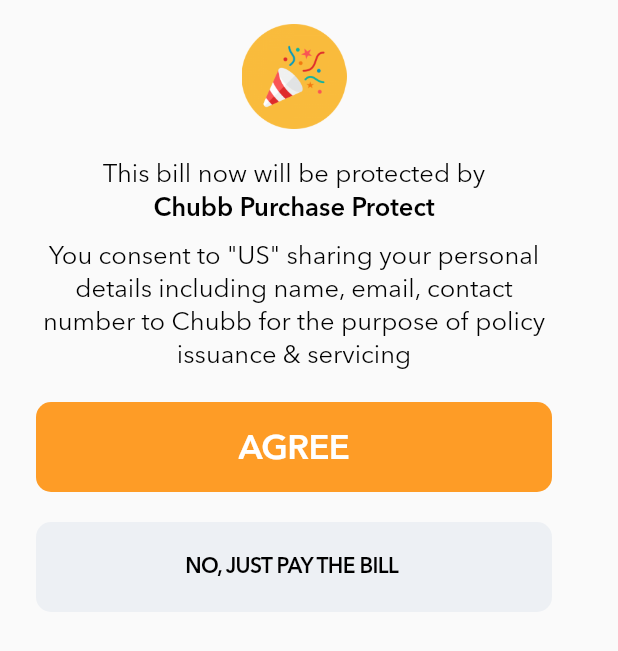
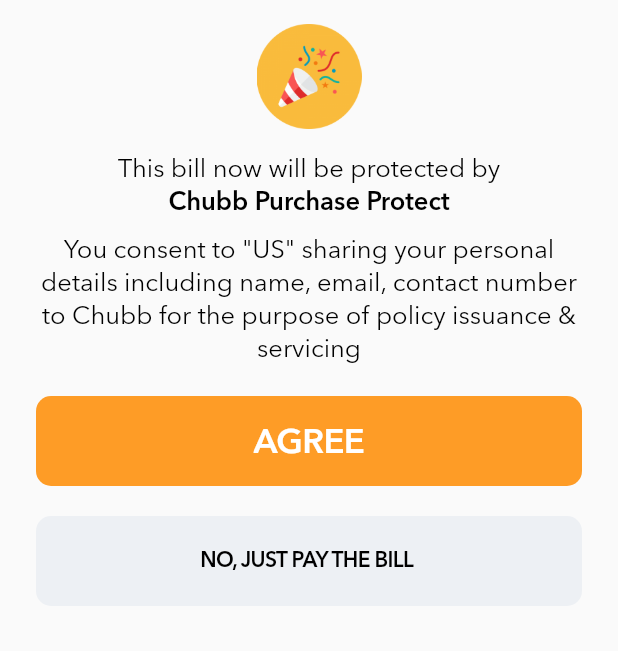
Before and after one commit to appstack21/teamxsdk, a Flutter app: the TXAgreementViewBottom widget shown alone on an empty page, opened directly with empty values, on a phone screen of 412 x 824 dp. Shown: the top 651 px of the screen. Run offline on Flutter 3.47's test engine with Material 2 defaults, Android fonts, the phone set to English and light mode, and no system bars.

Commit message:
#Center Agreement View

```diff
--- a/lib/views/agreement_view.dart
+++ b/lib/views/agreement_view.dart
@@ -31,11 +31,11 @@
       textAlign: TextAlign.center,
       text: TextSpan(
         text: titleText,
-        style: TXTextStyle.getTextStyleWithLineHeight(
-            size: 17,
-            weight: FontWeight.normal,
-            color: Colors.black,
-            lineHeigh: 1.5),
+        style: TXTextStyle.getTextStyle(
+          size: 17,
+          weight: FontWeight.normal,
+          color: Colors.black,
+        ),
         children: <TextSpan>[
           TextSpan(
               text: billProtectText,
@@ -84,7 +84,7 @@
         color: backgroundColor ?? Colors.white,
         border: Border.all(
             color: borderColor ?? Colors.grey, width: borderWidth ?? 1.0),
-        borderRadius: BorderRadius.all(Radius.circular(cornerRadius ?? 5.0)));
+        borderRadius: BorderRadius.all(Radius.circular(cornerRadius ?? 25.0)));
   }
 
   BoxDecoration agreeButtonDecoration() {
@@ -114,8 +114,6 @@
   @override
   Widget build(BuildContext context) {
     return Container(
-      width: MediaQuery.of(context).size.width - 20,
-      height: 450,
       decoration: const BoxDecoration(),
       child: Column(
         crossAxisAlignment: CrossAxisAlignment.stretch,
--- a/lib/views/agreement_view_bottom.dart
+++ b/lib/views/agreement_view_bottom.dart
@@ -17,7 +17,10 @@
 class _TXAgreementViewBottomState extends State<TXAgreementViewBottom> {
   @override
   Widget build(BuildContext context) {
-    return TXAgreementView(
-        callBack: widget.callBack, configurator: widget.configurator);
+    return SizedBox(
+      height: 450,
+      child: TXAgreementView(
+          callBack: widget.callBack, configurator: widget.configurator),
+    );
   }
 }
```
Also changed, not shown: lib/views/agreement_view_center.dart (+27 -5 lines), lib/views/card_view.dart (+7 -2 lines).
